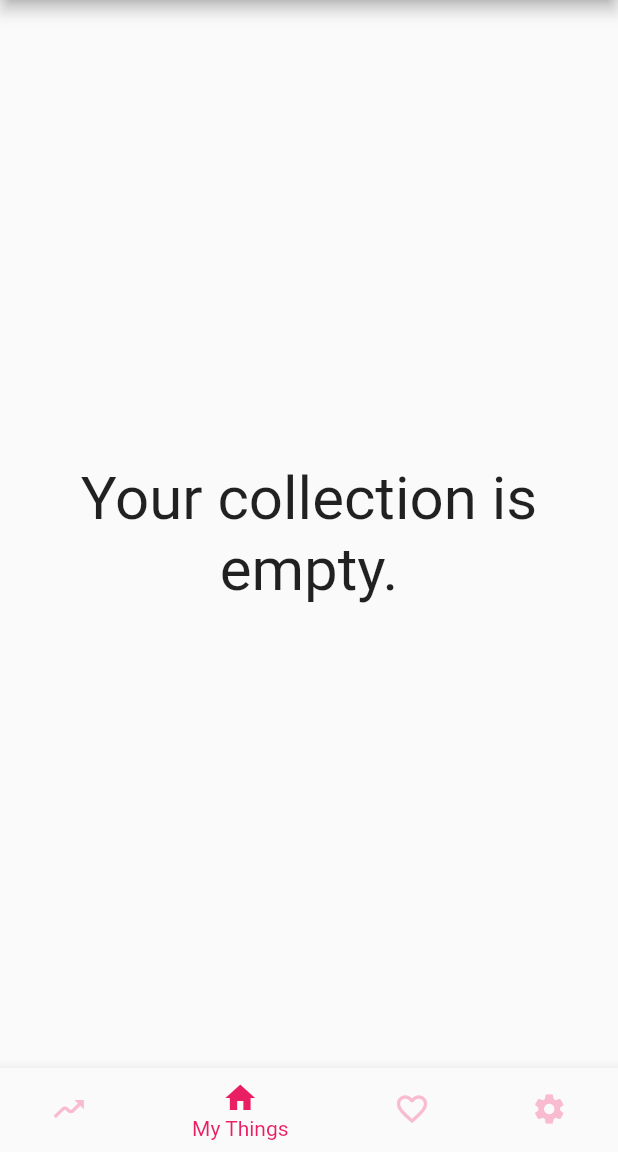
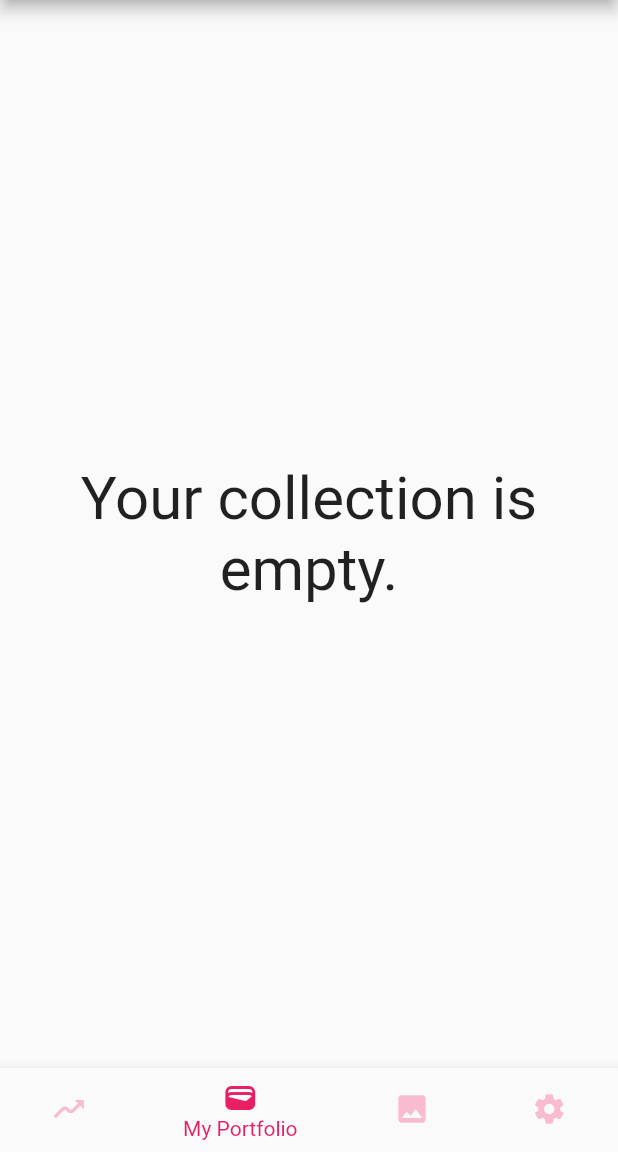
Before and after one commit to skylar/stashi, a Flutter app: the screen it shows after launch, item 2 of the bottom bar chosen, after a tap on the "refresh" icon, on a phone screen of 412 x 824 dp, the part 84-1236 px from its top. Run offline on Flutter 3.47's test engine with Material 2 defaults, Android fonts, the phone set to English and light mode, and no system bars; our stand-ins replace flutter_riverpod, hooks_riverpod, shared_preferences; missing offline and left inert: crypto_font_icons; network calls fail.

Commit message:
lots of cleanup, added first portfolio view

```diff
--- a/lib/main.dart
+++ b/lib/main.dart
@@ -4,6 +4,7 @@ import 'package:hooks_riverpod/hooks_riverpod.dart';
 import 'package:stashi/models/account.dart';
 import 'package:stashi/models/open_sea_datastore.dart';
 import 'package:stashi/screens/favorites_screen.dart';
+import 'package:stashi/screens/gallery_screen.dart';
 import 'package:stashi/screens/portfolio_screen.dart';
 import 'package:stashi/screens/settings_screen.dart';
 import 'package:stashi/screens/watchlist_screen.dart';
@@ -58,13 +59,14 @@ class _StashiAppScreensState extends ConsumerState<StashiAppScreens> {
     _menuWidgets = [
       WatchlistScreen(account: _account),
       PortfolioScreen(account: _account),
-      FavoritesScreen(account: _account),
+      GalleryScreen(account: _account),
       SettingsScreen(account: _account),
     ];
 
     return Scaffold(
       appBar: AppBar(
         title: Text(widget.title),
+        centerTitle: false,
         actions: <Widget>[
           Padding(
               padding: const EdgeInsets.only(right: 20.0),
@@ -92,12 +94,12 @@ class _StashiAppScreensState extends ConsumerState<StashiAppScreens> {
           label: 'Watchlist',
         ),
         BottomNavigationBarItem(
-          icon: Icon(Icons.home),
-          label: 'My Things',
+          icon: Icon(Icons.wallet),
+          label: 'My Portfolio',
         ),
         BottomNavigationBarItem(
-          icon: Icon(Icons.favorite_outline),
-          label: 'Favorites',
+          icon: Icon(Icons.photo),
+          label: 'My Gallery',
         ),
         BottomNavigationBarItem(
           icon: Icon(Icons.settings),
--- a/lib/models/account.dart
+++ b/lib/models/account.dart
@@ -1,6 +1,7 @@
 import 'package:flutter/foundation.dart';
-import 'package:flutter_riverpod/flutter_riverpod.dart';
+import 'package:hooks_riverpod/hooks_riverpod.dart';
 import 'package:opensea_dart/pojo/collection_object.dart' as collection;
+import 'package:stashi/models/portfolio_asset.dart';
 
 import 'package:stashi/models/user_settings.dart';
 import 'package:stashi/models/open_sea_datastore.dart';
@@ -28,7 +29,20 @@ final portfolioStateProvider = StateProvider<DatasetState>((ref) {
 });
 
 class Account {
-  Account(this._ref, this._ds) : _settings = UserSettings(_ref);
+  Account(this._ref, this._ds) : _settings = UserSettings(_ref) {
+    portfolioAssetsProvider = Provider<Iterable<PortfolioAsset>>((ref) {
+      final ids = ref.watch(portfolioIdsProvider);
+
+      return ids.map((id) {
+        var asset = _ds.assetById(id);
+        var collection = _ds.collectionBySlug(asset?.collection?.slug ?? '');
+        debugPrint(
+            'Collection ${collection?.name}: ${collection?.stats?.floorPrice} ${collection?.stats?.totalSales}');
+
+        return PortfolioAsset(asset!, collection);
+      });
+    });
+  }
 
   final WidgetRef _ref;
   final UserSettings _settings;
@@ -38,12 +52,20 @@ class Account {
   OpenSeaDatastore get datastore => _ds;
 
   final portfolioIdsProvider = StateProvider<List<String>>((ref) => []);
+  late Provider<Iterable<PortfolioAsset>> portfolioAssetsProvider;
   final watchlistProvider =
       StateProvider<List<collection.Collection>>((ref) => []);
 
   void updateAddress(String addr) {
     settings.walletAddress = addr;
     refreshData();
+  }
+
+  Future<void> loadPortfolioData() {
+    return _ds.loadPortfolio(_settings.walletAddress).then((ids) {
+      _ref.read(portfolioIdsProvider.notifier).state = ids;
+      _ref.read(portfolioStateProvider.notifier).state = DatasetState.loaded;
+    });
   }
 
   Future<void> loadAccountData() async {
@@ -54,7 +76,7 @@ class Account {
 
   Future<List<void>> refreshData() {
     debugPrint('refreshData…');
-    return Future.wait([_loadPortfolio(), _loadCollections()]);
+    return Future.wait([_loadPortfolio(), _loadWatchlistCollections()]);
   }
 
   Future<void> _loadPortfolio() {
@@ -64,7 +86,7 @@ class Account {
     });
   }
 
-  Future<void> _loadCollections() {
+  Future<void> _loadWatchlistCollections() {
     return Future.wait(
             _settings.watchlist.map((slug) => _ds.loadCollection(slug)))
         .then((collections) {
--- a/lib/models/open_sea_datastore.dart
+++ b/lib/models/open_sea_datastore.dart
@@ -1,26 +1,26 @@
 import 'package:flutter/foundation.dart';
 import 'package:opensea_dart/opensea_dart.dart';
-import 'package:opensea_dart/pojo/assets_object.dart' as assets;
-import 'package:opensea_dart/pojo/collection_object.dart' as collection;
+import 'package:opensea_dart/pojo/assets_object.dart' as osa;
+import 'package:opensea_dart/pojo/collection_object.dart' as osc;
 
 // api connection
 String? _apiKey; // null, no key for now.
 final _openSea = OpenSea(_apiKey);
 
 class OpenSeaDatastore {
-  final _collections = <String, collection.Collection>{};  // slug, collection
-  final _assets = <String, assets.Assets>{};                      // id, asset
+  final _collections = <String, osc.Collection>{}; // slug, collection
+  final _assets = <String, osa.Assets>{}; // id, asset
 
-  assets.Assets? assetById(String id) {
+  osa.Assets? assetById(String id) {
     return _assets[id];
   }
-  collection.Collection? collectionBySlug(String slug) {
+
+  osc.Collection? collectionBySlug(String slug) {
     return _collections[slug];
   }
 
-  Future<collection.Collection?> loadCollection(String slug) {
-    return _openSea.getCollection(slug, slug: slug).then(
-      (value) {
+  Future<osc.Collection?> loadCollection(String slug) {
+    return _openSea.getCollection(slug, slug: slug).then((value) {
       var collection = value.collection;
       if (collection != null) {
         debugPrint('$slug has floor of ${collection.stats!.floorPrice}');
@@ -29,14 +29,18 @@ class OpenSeaDatastore {
         debugPrint('No collection data for $slug.');
       }
       return collection;
-      }
-    );
+    });
   }
 
   Future<List<String>> loadPortfolio(String address) {
-    // my collection
-    return _openSea.getAssets(owner: address, limit: '50').then(
-      (value) {
+    // load assets and related collections
+    return Future.wait([_loadPortfolioAssets(address)]).then((value) {
+      return value[0];
+    });
+  }
+
+  Future<List<String>> _loadPortfolioAssets(String address) {
+    return _openSea.getAssets(owner: address, limit: '50').then((value) {
       var assets = value.assets;
       if (assets != null && assets.isNotEmpty) {
         debugPrint('${assets.length} assets in collection.');
@@ -44,6 +48,8 @@ class OpenSeaDatastore {
         for (var asset in assets) {
           var id = asset.id;
           if (id != null) {
+            // debugPrint(
+            //     'Collection for $id: ${asset.collection?.name}, ${asset.collection?.hidden}');
             ids.add(id);
             _assets[id] = asset;
           }
@@ -53,7 +59,23 @@ class OpenSeaDatastore {
         debugPrint('No data in collection.');
         return [];
       }
+    });
   }
-    );
+
+  Future<void> _loadPortfolioCollections(String address) {
+    return _openSea
+        .getCollections(assetOwner: address, limit: '50')
+        .then((value) {
+      var collections = value.collections;
+      if (collections != null && collections.isNotEmpty) {
+        debugPrint('${collections.length} unique collections in portfolio.');
+        for (var collection in collections) {
+          var slug = collection.slug;
+          if (slug != null) {
+            _collections[slug] = collection;
           }
         }
+      }
+    });
+  }
+}
--- /dev/null
+++ b/lib/models/portfolio_asset.dart
@@ -0,0 +1,17 @@
+import 'package:opensea_dart/pojo/assets_object.dart' as osa;
+import 'package:opensea_dart/pojo/collection_object.dart' as osc;
+
+class PortfolioAsset {
+  PortfolioAsset(this._asset, this._collection);
+
+  final osa.Assets _asset;
+  final osc.Collection? _collection;
+
+  get id => _asset.id;
+  get imageUrl => _asset.imagePreviewUrl;
+  get permalink => _asset.permalink;
+  get isHidden =>
+      (_asset.collection?.hidden ?? false) ||
+      (_collection?.stats?.totalSales ?? 0) <= 0;
+  double get floor => _collection?.stats?.floorPrice ?? 0.0;
+}
--- a/lib/screens/portfolio_screen.dart
+++ b/lib/screens/portfolio_screen.dart
@@ -1,10 +1,11 @@
+import 'package:crypto_font_icons/crypto_font_icons.dart';
 import 'package:flutter/material.dart';
 import 'package:hooks_riverpod/hooks_riverpod.dart';
 
 import 'package:stashi/models/account.dart';
 import 'package:stashi/utils.dart';
-import 'package:stashi/widgets/assets_view.dart';
-import 'package:opensea_dart/pojo/assets_object.dart';
+
+const _digitsFont = TextStyle(fontSize: 40.0);
 
 class PortfolioScreen extends ConsumerWidget {
   final Account account;
@@ -13,13 +14,36 @@ class PortfolioScreen extends ConsumerWidget {
 
   @override
   Widget build(BuildContext context, WidgetRef ref) {
-    var portfolioIds = ref.watch(account.portfolioIdsProvider);
-    if (portfolioIds.isEmpty) {
+    var portfolioAssets = ref.watch(account.portfolioAssetsProvider);
+    if (portfolioAssets.isEmpty) {
       return buildPlaceholder("Your collection is empty.");
     }
 
-    return AssetsView(
-        assets: List<Assets>.from(
-            portfolioIds.map((id) => account.datastore.assetById(id))));
+    var pvalue = portfolioAssets
+        .map(
+          (e) => e.floor,
+        )
+        .reduce((value, element) => value + element);
+
+    return Container(
+        margin: const EdgeInsets.only(top: 20.0),
+        child: Center(
+            child: Column(children: [
+          const Text('Total Value'),
+          Row(
+            mainAxisAlignment: MainAxisAlignment.center,
+            children: [
+              const Icon(
+                CryptoFontIcons.ETH,
+                size: 30,
+                color: Colors.black87,
+              ),
+              Text(
+                pvalue.toString(),
+                style: _digitsFont,
+              )
+            ],
+          )
+        ])));
   }
 }
--- a/packages/opensea_dart/example/main.dart
+++ b/packages/opensea_dart/example/main.dart
@@ -47,7 +47,9 @@ void main() async {
   await Future.delayed(const Duration(seconds: 5));
 
   ///getCollection
-  openSea.getCollection("copypasteearth").then((value) => print(value));
+  openSea
+      .getCollection('copypasteearth', slug: "copypasteearth")
+      .then((value) => print(value));
   await Future.delayed(const Duration(seconds: 5));
 
   ///getAssets
@@ -56,7 +58,6 @@ void main() async {
           orderBy: OrderBy.saleDate,
           orderDirection: OrderDirection.asc,
           limit: "1",
-          offset: "0",
           collection: "doodles-official")
       .then((value) => print(value));
 }
--- a/pubspec.yaml
+++ b/pubspec.yaml
@@ -37,6 +37,7 @@ dependencies:
   intl: ^0.17.0
   opensea_dart:
     path: ./packages/opensea_dart
+  path: ^1.8.1
 
 dev_dependencies:
   flutter_test:
@@ -61,9 +62,8 @@ flutter:
   uses-material-design: true
 
   # To add assets to your application, add an assets section, like this:
-  # assets:
-  #   - images/a_dot_burr.jpeg
-  #   - images/a_dot_ham.jpeg
+  assets:
+    - assets/graphics/
 
   # An image asset can refer to one or more resolution-specific "variants", see
   # https://flutter.dev/assets-and-images/#resolution-aware
```
Also changed, not shown: lib/screens/gallery_screen.dart (added, +22 -0 lines), lib/widgets/assets_view.dart (+17 -19 lines), assets/graphics/No-Image-Placeholder.png (added), pubspec.lock, 1 other file. Lines whose indentation alone changed are shown as unchanged.
